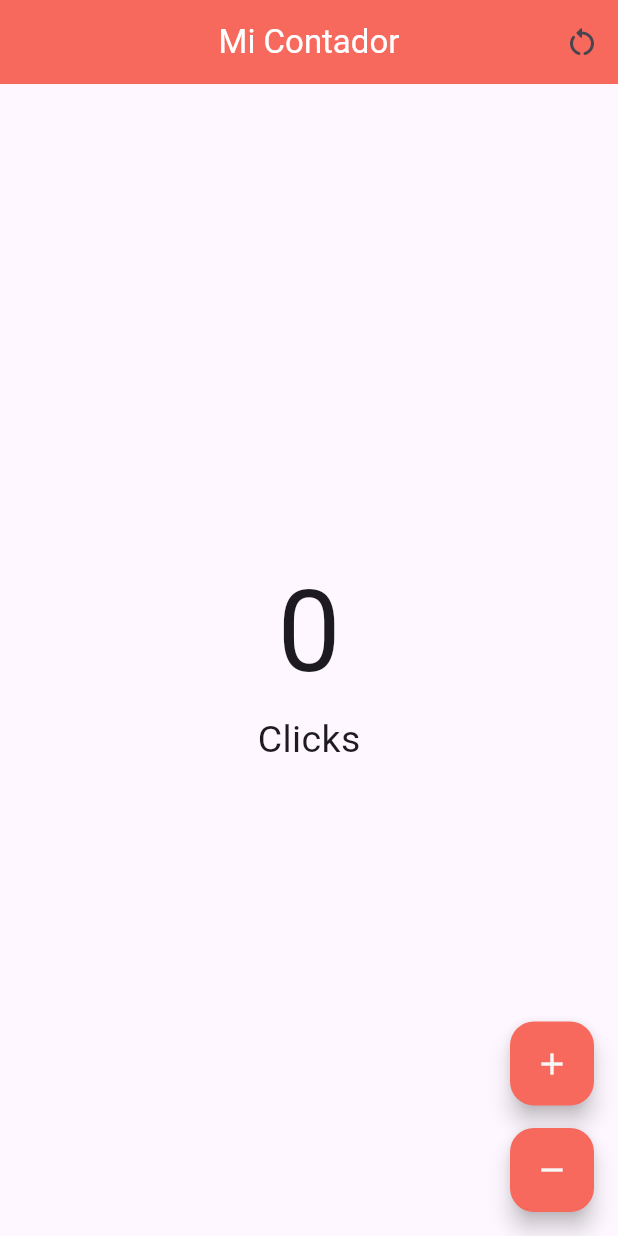
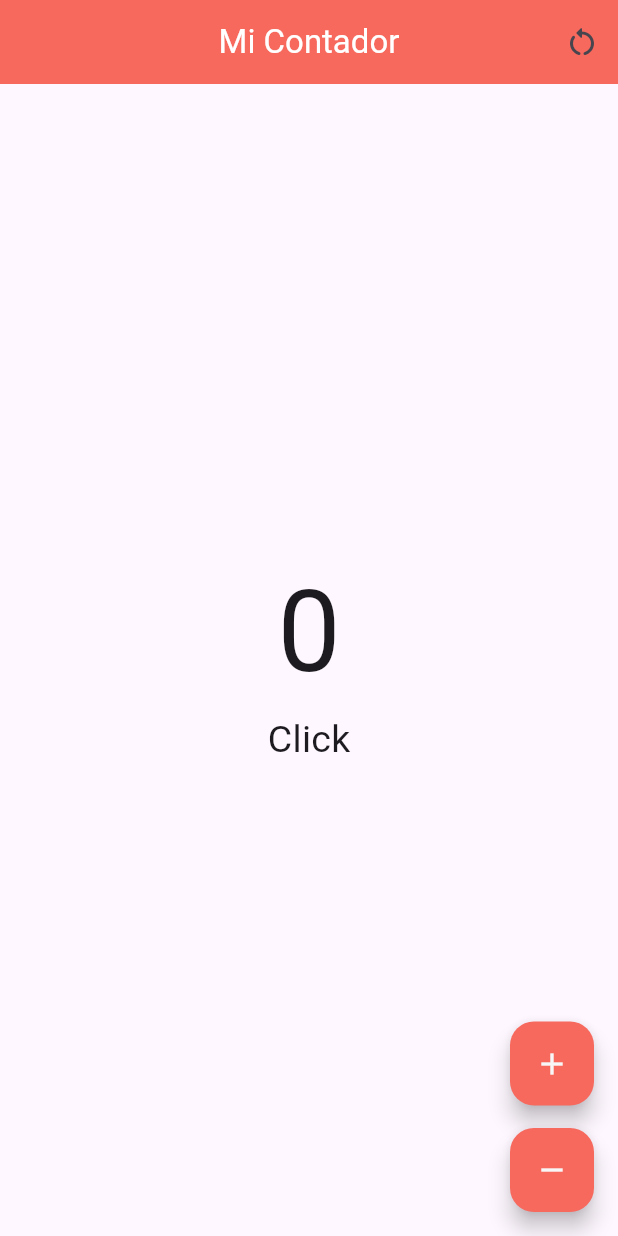
Before and after one commit to Gerson116/PracticeWithFlutter, a Flutter app: the screen it shows after launch, after a tap on the "add" icon, after a tap on the "remove" icon, on a phone screen of 412 x 824 dp. Run offline on Flutter 3.47's test engine with Material 3 defaults, Android fonts, the phone set to English and light mode, and no system bars.

Commit message:
Se creo un widget reutilizable

```diff
--- /dev/null
+++ b/lib/enum/counter_enum.dart
@@ -0,0 +1,4 @@
+enum CounterEnum{
+  plus,
+  subtract
+}
--- a/lib/presentation/screens/counter_screen.dart
+++ b/lib/presentation/screens/counter_screen.dart
@@ -1,4 +1,5 @@
 import 'package:flutter/material.dart';
+import 'package:flutter_application_1/enum/counter_enum.dart';
 
 class CounterScreen extends StatefulWidget {
   const CounterScreen({super.key});
@@ -52,36 +53,11 @@ class _CounterScreenState extends State<CounterScreen> {
         floatingActionButton: Column(
           mainAxisAlignment: MainAxisAlignment.end,
           children: [
-            FloatingActionButton(
-              onPressed: () {
-                //...In this method or function, I can execute logic
-                setState(() {
-                  counter += 1;
-                  changeClickMessage(counter: counter);
-                });
-              },
-              backgroundColor: const Color.fromARGB(255, 247, 104, 93),
-              child: const Icon(
-                Icons.add_outlined,
-                color: Color.fromARGB(255, 248, 247, 247),
-              ),
-            ),
+            counterButtons(counter: counter, actionId: CounterEnum.plus),
             const SizedBox(
               height: 15,
             ),
-            FloatingActionButton(
-              onPressed: () {
-                setState(() {
-                  counter -= 1;
-                  changeClickMessage(counter: counter);
-                });
-              },
-              backgroundColor: const Color.fromARGB(255, 247, 104, 93),
-              child: const Icon(
-                Icons.remove_outlined,
-                color: Color.fromARGB(255, 248, 247, 247),
-              ),
-            )
+            counterButtons(counter: counter, actionId: CounterEnum.subtract)
           ],
         ));
   }
@@ -90,8 +66,43 @@ class _CounterScreenState extends State<CounterScreen> {
     if (counter == 1) {
       clicks = "Click";
     }
-    if (counter == 0 || counter > 1) {
+    if (counter == 0) {
+      clicks = "Clicks";
+    }
+    if (counter > 1) {
       clicks = "Clicks";
     }
   }
+
+  FloatingActionButton counterButtons(
+      {required int counter, required CounterEnum actionId}) {
+    Icon iconSelect = (actionId == CounterEnum.plus)
+        ? const Icon(
+            Icons.add_outlined,
+            color: Color.fromARGB(255, 248, 247, 247),
+          )
+        : const Icon(
+            Icons.remove_outlined,
+            color: Color.fromARGB(255, 248, 247, 247),
+          );
+    return FloatingActionButton(
+      onPressed: () {
+        //...In this method or function, I can execute logic
+        setState(() {
+          if (actionId == CounterEnum.plus) {
+            //...
+            this.counter++;
+            changeClickMessage(counter: counter);
+          }
+          if (actionId == CounterEnum.subtract && this.counter > 0) {
+            //...
+            this.counter--;
+            changeClickMessage(counter: counter);
+          }
+        });
+      },
+      backgroundColor: const Color.fromARGB(255, 247, 104, 93),
+      child: iconSelect,
+    );
+  }
 }
```
